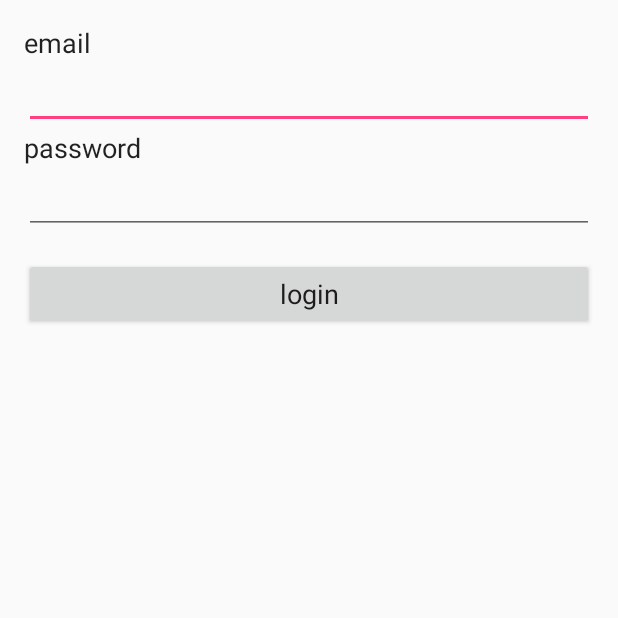
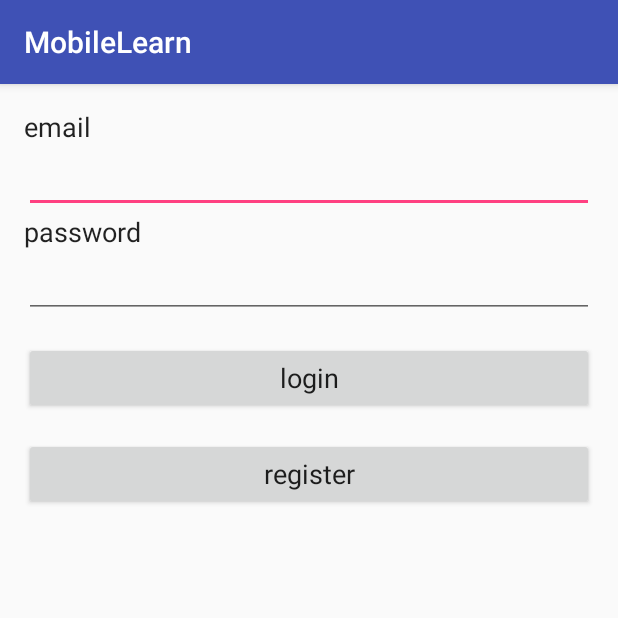
Before and after one commit to Jekton/MobileLearnAndroid, an Android app: the LoginActivity screen opened directly, with no data from a screen before it, on a phone screen of 412 x 824 dp, the top half of it. Run offline under Robolectric (Android 15) with nearby library versions, the phone set to English and light mode, and no system bars; libraries missing offline, so code that uses them is left out: com.nostra13.universalimageloader; 1 statement that could not run was skipped.

Commit message:
Add login, logout logic

```diff
--- a/app/src/main/AndroidManifest.xml
+++ b/app/src/main/AndroidManifest.xml
@@ -17,7 +17,9 @@
 
         <activity android:name=".login.LoginActivity"/>
 
-        <activity android:name=".course.MainActivity">
+        <activity
+            android:name=".course.MainActivity"
+            android:theme="@style/MainActivityTheme">
             <intent-filter>
                 <action android:name="android.intent.action.MAIN"/>
 
--- a/app/src/main/java/com/jekton/mobilelearn/common/dv/network/SimpleHttpDocument.java
+++ b/app/src/main/java/com/jekton/mobilelearn/common/dv/network/SimpleHttpDocument.java
@@ -29,8 +29,10 @@ public abstract class SimpleHttpDocument<ViewOps extends OnDocumentFail>
     }
 
     public void cancelNetworkOp() {
-        mHttpRunnable.cancel();
-        mHttpRunnable = null;
+        if (mHttpRunnable != null) {
+            mHttpRunnable.cancel();
+            mHttpRunnable = null;
+        }
     }
 
     @Override
--- a/app/src/main/java/com/jekton/mobilelearn/course/MainActivityDocumentOps.java
+++ b/app/src/main/java/com/jekton/mobilelearn/course/MainActivityDocumentOps.java
@@ -11,4 +11,5 @@ interface MainActivityDocumentOps extends BasicDocumentOps<MainActivityOps> {
 
     void onGettingMyCourses();
 
+    void onLogout();
 }
--- a/app/src/main/java/com/jekton/mobilelearn/course/MainActivityOps.java
+++ b/app/src/main/java/com/jekton/mobilelearn/course/MainActivityOps.java
@@ -11,6 +11,8 @@ interface MainActivityOps {
 
     void onMyCoursesChange(List<Course> courses);
 
+    void onLogoutSuccess();
+
     void onGetCoursesFail();
 
     void onNetworkError();
--- a/app/src/main/java/com/jekton/mobilelearn/login/LoginActivity.java
+++ b/app/src/main/java/com/jekton/mobilelearn/login/LoginActivity.java
@@ -9,8 +9,9 @@ import android.widget.EditText;
 import com.jekton.mobilelearn.R;
 import com.jekton.mobilelearn.common.dv.network.SimpleHttpActivity;
 import com.jekton.mobilelearn.common.network.CredentialStorage;
+import com.jekton.mobilelearn.common.util.NavigationUtil;
 import com.jekton.mobilelearn.common.util.Toaster;
-import com.jekton.mobilelearn.course.MainActivity;
+import com.jekton.mobilelearn.register.RegisterActivity;
 
 /**
  * @author Jekton
@@ -26,11 +27,20 @@ public class LoginActivity extends SimpleHttpActivity<LoginViewOps, LoginDocumen
     protected void onCreate(@Nullable Bundle savedInstanceState) {
         super.onCreate(savedInstanceState);
         setContentView(R.layout.activity_login);
+        super.onCreateDocument(this, LoginDocument.class);
 
+        initView();
+    }
+
+    private void initView() {
         mEmailEditText = (EditText) findViewById(R.id.email);
         mPasswordEditText = (EditText) findViewById(R.id.password);
 
-        super.onCreateDocument(this, LoginDocument.class);
+        String[] credential = CredentialStorage.getCredential();
+        mEmailEditText.setText(credential[0]);
+        mPasswordEditText.setText(credential[1]);
+
+        findViewById(R.id.login).setOnClickListener(this);
         findViewById(R.id.register).setOnClickListener(this);
     }
 
@@ -41,12 +51,12 @@ public class LoginActivity extends SimpleHttpActivity<LoginViewOps, LoginDocumen
             public void run() {
                 Toaster.showShort(LoginActivity.this, R.string.msg_login_success);
                 CredentialStorage.storeCredential(email, password);
-                Intent intent = new Intent(LoginActivity.this, MainActivity.class);
-                intent.setFlags(Intent.FLAG_ACTIVITY_CLEAR_TASK);
-                startActivity(intent);
+                NavigationUtil.gotoMainActivity(LoginActivity.this);
             }
         });
     }
+
+
 
     @Override
     public void onPostActionFail() {
@@ -56,8 +66,13 @@ public class LoginActivity extends SimpleHttpActivity<LoginViewOps, LoginDocumen
 
     @Override
     public void onClick(View v) {
-        showDialog();
-        getDocument().onLogin(mEmailEditText.getText().toString(),
-                              mPasswordEditText.getText().toString());
+        if (v.getId() == R.id.login) {
+            showDialog();
+            getDocument().onLogin(mEmailEditText.getText().toString(),
+                                  mPasswordEditText.getText().toString());
+        } else {
+            getDocument().onDestroy();
+            startActivity(new Intent(this, RegisterActivity.class));
+        }
     }
 }
--- a/app/src/main/java/com/jekton/mobilelearn/network/UrlConstants.java
+++ b/app/src/main/java/com/jekton/mobilelearn/network/UrlConstants.java
@@ -9,6 +9,7 @@ public class UrlConstants {
 
     public static final String REGISTER = HOST + "/api/register";
     public static final String LOGIN = HOST + "/api/login";
+    public static final String LOGOUT = HOST + "/api/logout";
 
     public static final String GET_TAKEN_COURSES = HOST + "/api/takencourses";
     public static final String GET_ALL_COURSES = HOST + "/api/allcourses";
--- a/app/src/main/java/com/jekton/mobilelearn/register/RegisterActivity.java
+++ b/app/src/main/java/com/jekton/mobilelearn/register/RegisterActivity.java
@@ -7,6 +7,7 @@ import android.widget.EditText;
 import com.jekton.mobilelearn.R;
 import com.jekton.mobilelearn.common.dv.network.SimpleHttpActivity;
 import com.jekton.mobilelearn.common.network.CredentialStorage;
+import com.jekton.mobilelearn.common.util.NavigationUtil;
 import com.jekton.mobilelearn.common.util.Toaster;
 
 /**
@@ -53,7 +54,7 @@ public class RegisterActivity extends SimpleHttpActivity<RegisterViewOps, Regist
             public void run() {
                 Toaster.showShort(RegisterActivity.this, R.string.msg_register_success);
                 CredentialStorage.storeCredential(email, password);
-                // TODO: 2/13/2016  go to add course page
+                NavigationUtil.gotoMainActivity(RegisterActivity.this);
             }
         });
     }
--- a/app/src/main/res/layout/activity_login.xml
+++ b/app/src/main/res/layout/activity_login.xml
@@ -32,7 +32,7 @@
         android:inputType="textPassword"/>
 
     <Button
-        android:id="@+id/register"
+        android:id="@+id/login"
         android:layout_width="match_parent"
         android:layout_height="wrap_content"
         android:layout_marginTop="@dimen/activity_vertical_margin"
@@ -40,4 +40,13 @@
         android:textAppearance="@android:style/TextAppearance.Holo.Medium"
         android:textAllCaps="false"/>
 
+    <Button
+        android:id="@+id/register"
+        android:layout_width="match_parent"
+        android:layout_height="wrap_content"
+        android:layout_marginTop="@dimen/activity_vertical_margin"
+        android:text="@string/register"
+        android:textAppearance="@android:style/TextAppearance.Holo.Medium"
+        android:textAllCaps="false"/>
+
 </LinearLayout>
--- a/app/src/main/res/values/styles.xml
+++ b/app/src/main/res/values/styles.xml
@@ -1,11 +1,17 @@
 <resources>
 
     <!-- Base application theme. -->
-    <style name="AppTheme" parent="Theme.AppCompat.Light.NoActionBar">
+    <style name="AppTheme" parent="Theme.AppCompat.Light.DarkActionBar">
         <!-- Customize your theme here. -->
         <item name="colorPrimary">@color/colorPrimary</item>
         <item name="colorPrimaryDark">@color/colorPrimaryDark</item>
         <item name="colorAccent">@color/colorAccent</item>
     </style>
 
+    <style name="MainActivityTheme" parent="Theme.AppCompat.Light.NoActionBar">
+        <!-- Customize your theme here. -->
+        <item name="colorPrimary">@color/colorPrimary</item>
+        <item name="colorPrimaryDark">@color/colorPrimaryDark</item>
+        <item name="colorAccent">@color/colorAccent</item>
+    </style>
 </resources>
```
Also changed, not shown: app/src/main/java/com/jekton/mobilelearn/common/network/CredentialStorage.java (+12 -1 lines), app/src/main/java/com/jekton/mobilelearn/common/util/NavigationUtil.java (added, +21 -0 lines), app/src/main/java/com/jekton/mobilelearn/course/MainActivity.java (+33 -8 lines), app/src/main/java/com/jekton/mobilelearn/course/MainActivityDocument.java (+35 -0 lines).
